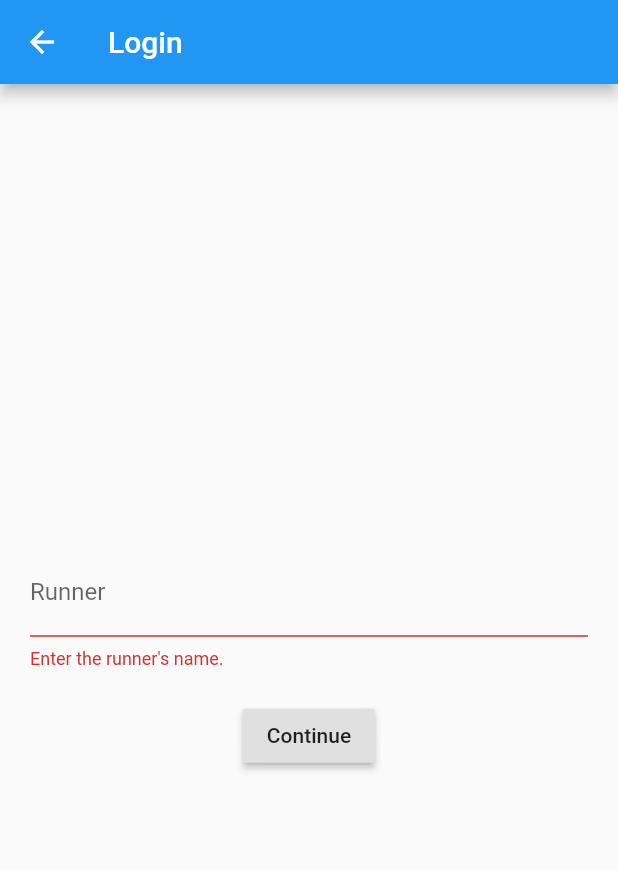
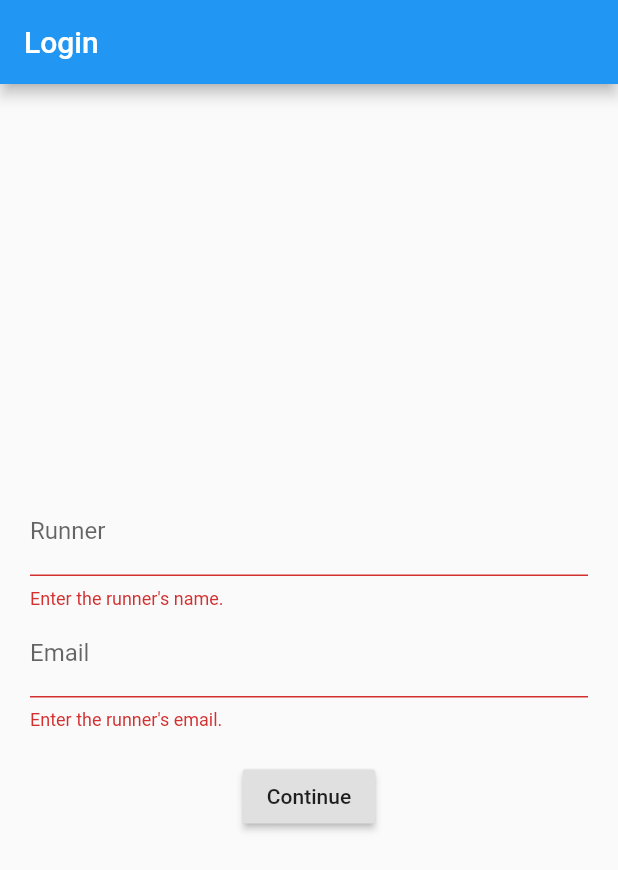
Before and after one commit to PacktPublishing/Flutter-Cookbook, a Flutter app: the LoginScreen screen opened directly, after a tap on "Continue", on a phone screen of 412 x 824 dp. Shown: the top 870 px of the screen. Run offline on Flutter 3.47's test engine with Material 2 defaults, Android fonts, the phone set to English and light mode, and no system bars.

Commit message:
LoginScreen linking to StopWatch

```diff
--- a/04_Interactivity_and_State/stopwatch/lib/login_screen.dart
+++ b/04_Interactivity_and_State/stopwatch/lib/login_screen.dart
@@ -1,4 +1,5 @@
 import 'package:flutter/material.dart';
+import 'package:stopwatch/stopwatch.dart';
 
 class LoginScreen extends StatefulWidget {
   @override
@@ -6,8 +7,8 @@ class LoginScreen extends StatefulWidget {
 }
 
 class _LoginScreenState extends State<LoginScreen> {
-  TextEditingController _nameController = TextEditingController();
-
+  final _nameController = TextEditingController();
+  final _emailController = TextEditingController();
   final _formKey = GlobalKey<FormState>();
 
   @override
@@ -16,7 +17,14 @@ class _LoginScreenState extends State<LoginScreen> {
       appBar: AppBar(
         title: Text('Login'),
       ),
-      body: Form(
+      body: Center(
+        child: _buildLoginForm(),
+      ),
+    );
+  }
+
+  Form _buildLoginForm() {
+    return Form(
       key: _formKey,
       child: Padding(
         padding: const EdgeInsets.all(20.0),
@@ -29,6 +37,23 @@ class _LoginScreenState extends State<LoginScreen> {
               validator: (text) =>
                   text.isEmpty ? 'Enter the runner\'s name.' : null,
             ),
+            TextFormField(
+              controller: _emailController,
+              keyboardType: TextInputType.emailAddress,
+              decoration: InputDecoration(labelText: 'Email'),
+              validator: (text) {
+                if (text.isEmpty) {
+                  return 'Enter the runner\'s email.';
+                }
+
+                final regex = RegExp('[^@]+@[^\.]+\..+');
+                if (!regex.hasMatch(text)) {
+                  return 'Enter a valid email';
+                }
+
+                return null;
+              },
+            ),
             SizedBox(height: 20),
             RaisedButton(
               child: Text('Continue'),
@@ -37,16 +62,23 @@ class _LoginScreenState extends State<LoginScreen> {
           ],
         ),
       ),
-      ),
     );
   }
 
-  _validate() {
+  void _validate() {
     final form = _formKey.currentState;
     if (!form.validate()) {
       return;
     }
 
     final name = _nameController.text;
+    final email = _emailController.text;
+
+    Navigator.of(context).pushAndRemoveUntil(
+        MaterialPageRoute(
+          builder: (_) => StopWatch(name: name, email: email),
+          fullscreenDialog: true,
+        ),
+        (_) => false);
   }
 }
--- a/04_Interactivity_and_State/stopwatch/lib/main.dart
+++ b/04_Interactivity_and_State/stopwatch/lib/main.dart
@@ -1,5 +1,5 @@
 import 'package:flutter/material.dart';
-import 'package:stopwatch/stopwatch.dart';
+import 'package:stopwatch/login_screen.dart';
 
 void main() => runApp(StopwatchApp());
 
@@ -7,7 +7,7 @@ class StopwatchApp extends StatelessWidget {
   @override
   Widget build(BuildContext context) {
     return MaterialApp(
-      home: StopWatch(),
+      home: LoginScreen(),
     );
   }
 }
--- a/04_Interactivity_and_State/stopwatch/lib/stopwatch.dart
+++ b/04_Interactivity_and_State/stopwatch/lib/stopwatch.dart
@@ -3,6 +3,11 @@ import 'dart:async';
 import 'package:flutter/material.dart';
 
 class StopWatch extends StatefulWidget {
+  final String name;
+  final String email;
+
+  const StopWatch({Key key, this.name, this.email}) : super(key: key);
+
   @override
   State createState() => StopWatchState();
 }
@@ -26,7 +31,7 @@ class StopWatchState extends State<StopWatch> {
   Widget build(BuildContext context) {
     return Scaffold(
       appBar: AppBar(
-        title: Text('Stopwatch'),
+        title: Text(widget.name),
       ),
       body: Column(
         children: <Widget>[
@@ -94,8 +99,8 @@ class StopWatchState extends State<StopWatch> {
     return Scrollbar(
       child: ListView.builder(
         controller: scrollController,
+        itemExtent: itemHeight,
         itemCount: laps.length,
-        itemExtent: itemHeight,
         itemBuilder: (context, index) {
           final milliseconds = laps[index];
           return ListTile(
```
Lines whose indentation alone changed are shown as unchanged.
